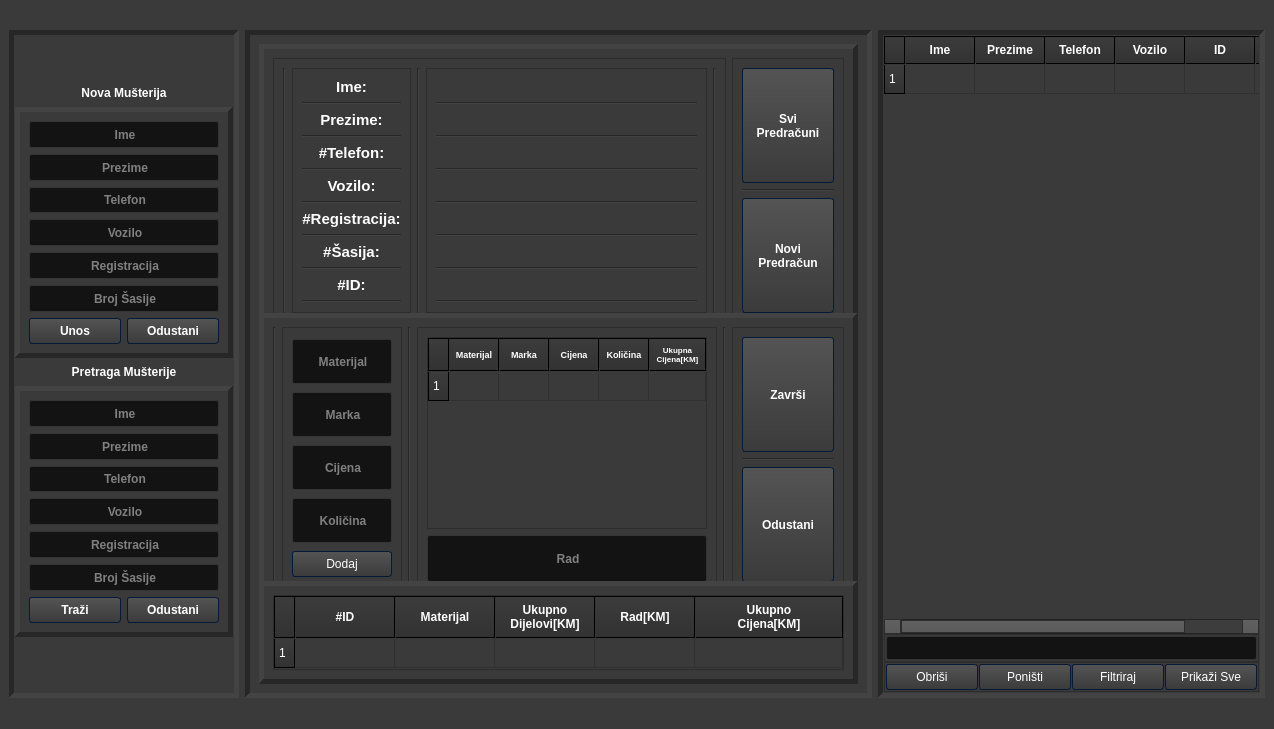
Above: untitled.ui from 4ntim4tter/Budget-Flow before the change. Below: the same form after it.
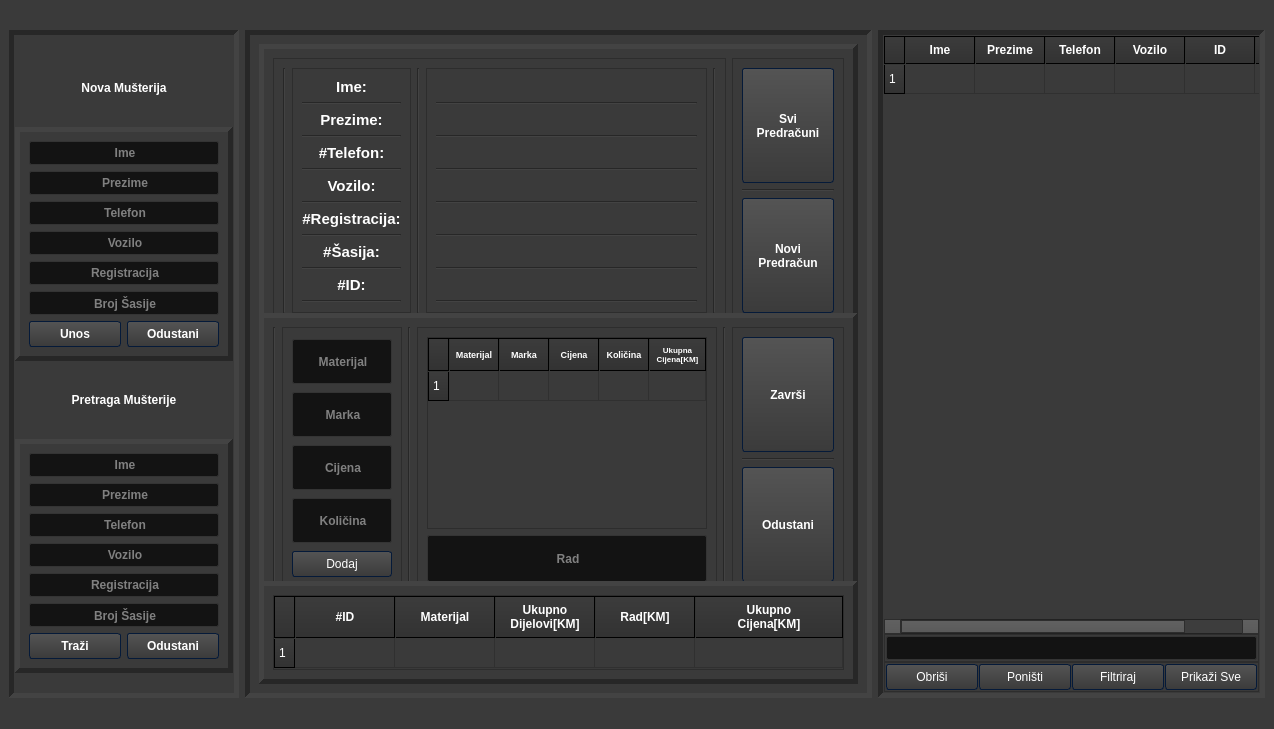
That is the form after the change. Icons and pictures are not drawn.

```diff
--- a/untitled.ui
+++ b/untitled.ui
@@ -1056,18 +1056,18 @@
       <property name="midLineWidth">
        <number>5</number>
       </property>
-      <layout class="QVBoxLayout" name="verticalLayout">
+      <layout class="QVBoxLayout" name="verticalLayout" stretch="1,3,1,3">
        <property name="leftMargin">
         <number>1</number>
        </property>
        <property name="topMargin">
-        <number>50</number>
+        <number>20</number>
        </property>
        <property name="rightMargin">
         <number>1</number>
        </property>
        <property name="bottomMargin">
-        <number>50</number>
+        <number>20</number>
        </property>
        <item>
         <widget class="QLabel" name="add_customer_label">
@@ -1593,9 +1593,6 @@
          </layout>
         </widget>
        </item>
-       <item>
-        <widget class="QFrame" name="emptyRowFrame"/>
-       </item>
       </layout>
      </widget>
     </item>
```
